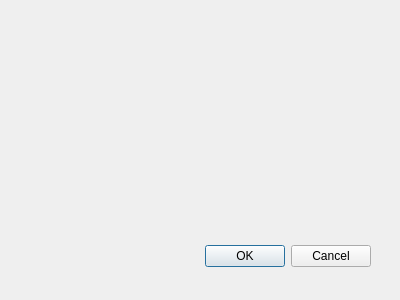
Above: ustawienia.ui from Sc4red/GDM before the change. Below: the same form after it.
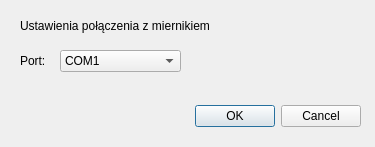
That is the form after the change.

```diff
--- a/ustawienia.ui
+++ b/ustawienia.ui
@@ -8,8 +8,8 @@
    <rect>
     <x>0</x>
     <y>0</y>
-    <width>400</width>
-    <height>300</height>
+    <width>375</width>
+    <height>147</height>
    </rect>
   </property>
   <property name="windowTitle">
@@ -18,8 +18,8 @@
   <widget class="QDialogButtonBox" name="buttonBox">
    <property name="geometry">
     <rect>
-     <x>30</x>
-     <y>240</y>
+     <x>20</x>
+     <y>100</y>
      <width>341</width>
      <height>32</height>
     </rect>
@@ -31,6 +31,71 @@
     <set>QDialogButtonBox::Cancel|QDialogButtonBox::Ok</set>
    </property>
   </widget>
+  <widget class="QLabel" name="label">
+   <property name="geometry">
+    <rect>
+     <x>20</x>
+     <y>50</y>
+     <width>31</width>
+     <height>21</height>
+    </rect>
+   </property>
+   <property name="text">
+    <string>Port:</string>
+   </property>
+  </widget>
+  <widget class="QLabel" name="label_2">
+   <property name="geometry">
+    <rect>
+     <x>20</x>
+     <y>10</y>
+     <width>351</width>
+     <height>31</height>
+    </rect>
+   </property>
+   <property name="text">
+    <string>Ustawienia połączenia z miernikiem</string>
+   </property>
+  </widget>
+  <widget class="QComboBox" name="comboBox">
+   <property name="geometry">
+    <rect>
+     <x>60</x>
+     <y>50</y>
+     <width>121</width>
+     <height>22</height>
+    </rect>
+   </property>
+   <property name="contextMenuPolicy">
+    <enum>Qt::NoContextMenu</enum>
+   </property>
+   <property name="maxVisibleItems">
+    <number>6</number>
+   </property>
+   <property name="insertPolicy">
+    <enum>QComboBox::NoInsert</enum>
+   </property>
+   <item>
+    <property name="text">
+     <string>COM1</string>
+    </property>
+   </item>
+   <item>
+    <property name="text">
+     <string>COM2</string>
+    </property>
+   </item>
+   <item>
+    <property name="text">
+     <string>COM3</string>
+    </property>
+   </item>
+   <item>
+    <property name="text">
+     <string>COM4</string>
+    </property>
+   </item>
+  </widget>
  </widget>
  <pixmapfunction/>
  <resources/>
```
Left out of the diff: 5 changed lines with no effect on the pictures.
